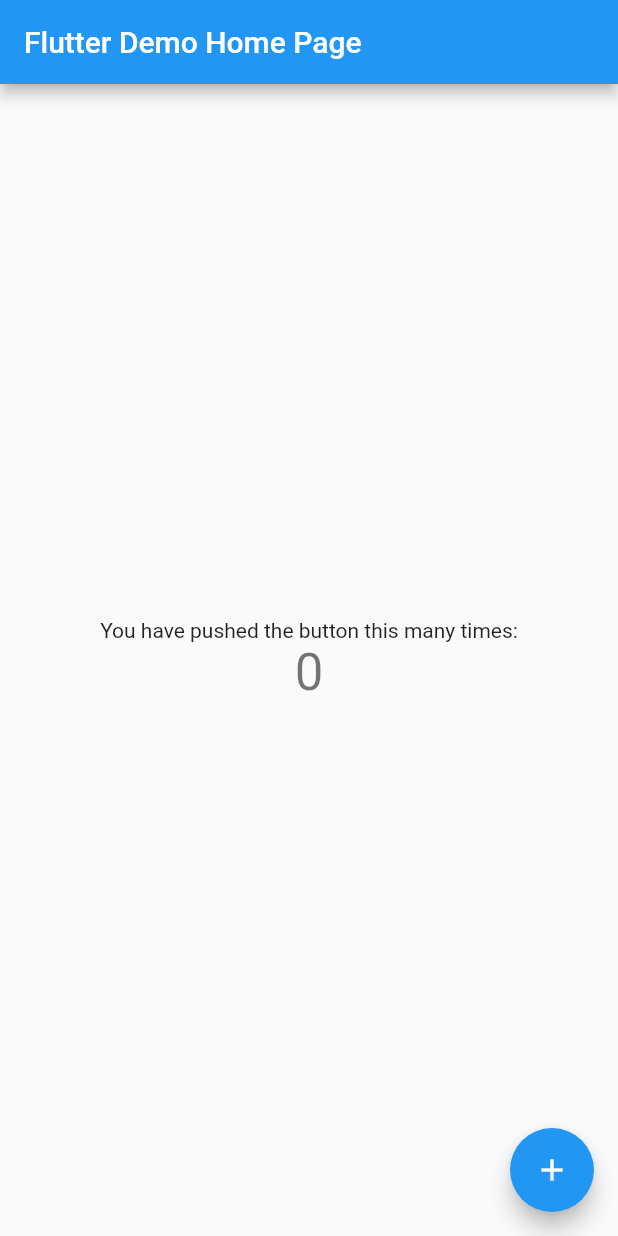
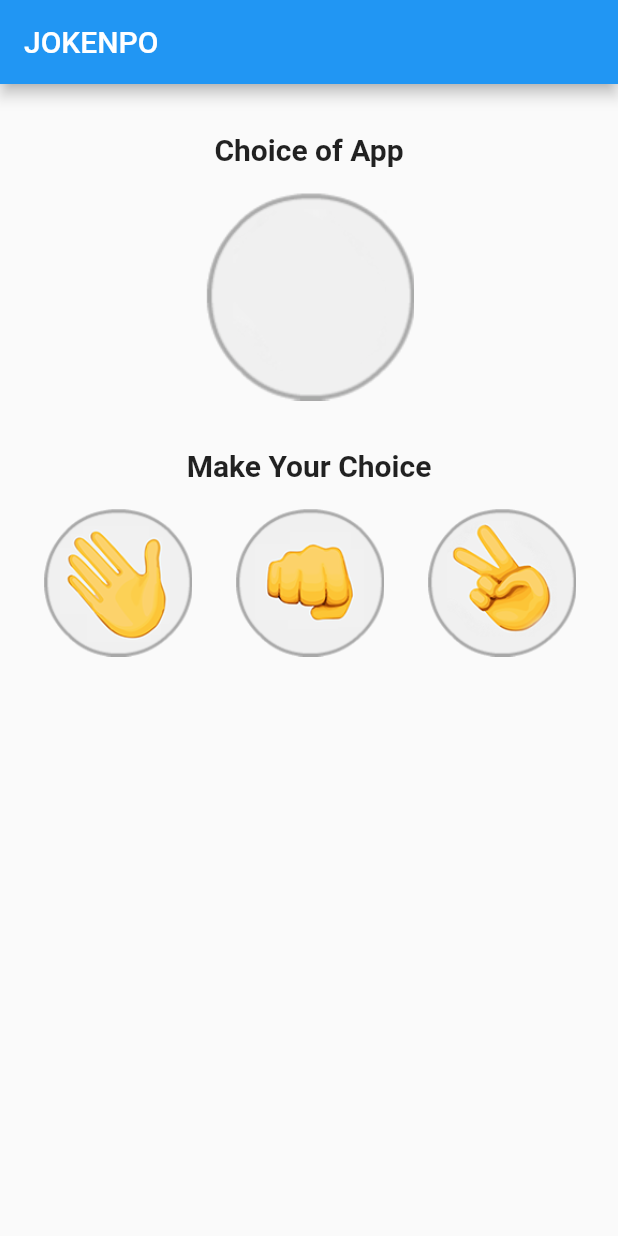
Before and after one commit to higorrocha/jokenpo_bt, a Flutter app: the screen it shows after launch, on a phone screen of 412 x 824 dp. Run offline on Flutter 3.47's test engine with Material 2 defaults, Android fonts, the phone set to English and light mode, and no system bars.

Commit message:
Creating interface

```diff
--- /dev/null
+++ b/lib/Game.dart
@@ -0,0 +1,56 @@
+import 'package:flutter/cupertino.dart';
+import 'package:flutter/material.dart';
+
+class Game extends StatefulWidget {
+  const Game({Key? key}) : super(key: key);
+
+  @override
+  _GameState createState() => _GameState();
+}
+
+class _GameState extends State<Game> {
+  @override
+  Widget build(BuildContext context) {
+    return Scaffold(
+      appBar: AppBar(
+        title: Text("JOKENPO"),
+      ),
+      body: Column(
+        crossAxisAlignment: CrossAxisAlignment.center,
+        children: [
+          Padding(
+              padding: EdgeInsets.only(top: 32, bottom: 16),
+            child: Text(
+              "Choice of App",
+              textAlign: TextAlign.center,
+              style: TextStyle(
+                fontSize: 20,
+                fontWeight: FontWeight.bold
+              ),
+            ),
+          ),
+          Image.asset("images/default.png"),
+          Padding(
+              padding: EdgeInsets.only(top: 32, bottom: 16),
+            child: Text(
+              "Make Your Choice",
+              textAlign: TextAlign.center,
+              style: TextStyle(
+                fontSize: 20,
+                fontWeight: FontWeight.bold
+              ),
+            ),
+          ),
+          Row(
+            mainAxisAlignment: MainAxisAlignment.spaceEvenly,
+            children: [
+              Image.asset("images/paper.png", height: 100),
+              Image.asset("images/rock.png", height: 100),
+              Image.asset("images/scissors.png", height: 100)
+            ],
+          )
+        ],
+      ),
+    );
+  }
+}
--- a/lib/main.dart
+++ b/lib/main.dart
@@ -1,113 +1,9 @@
 import 'package:flutter/material.dart';
+import 'package:jokenpo_bt/Game.dart';
 
-void main() {
-  runApp(MyApp());
+void main(){
+  runApp(MaterialApp(
+    home: Game(),
+    debugShowCheckedModeBanner: false,
+  ));
 }
-
-class MyApp extends StatelessWidget {
-  // This widget is the root of your application.
-  @override
-  Widget build(BuildContext context) {
-    return MaterialApp(
-      title: 'Flutter Demo',
-      theme: ThemeData(
-        // This is the theme of your application.
-        //
-        // Try running your application with "flutter run". You'll see the
-        // application has a blue toolbar. Then, without quitting the app, try
-        // changing the primarySwatch below to Colors.green and then invoke
-        // "hot reload" (press "r" in the console where you ran "flutter run",
-        // or simply save your changes to "hot reload" in a Flutter IDE).
-        // Notice that the counter didn't reset back to zero; the application
-        // is not restarted.
-        primarySwatch: Colors.blue,
-      ),
-      home: MyHomePage(title: 'Flutter Demo Home Page'),
-    );
-  }
-}
-
-class MyHomePage extends StatefulWidget {
-  MyHomePage({Key? key, required this.title}) : super(key: key);
-
-  // This widget is the home page of your application. It is stateful, meaning
-  // that it has a State object (defined below) that contains fields that affect
-  // how it looks.
-
-  // This class is the configuration for the state. It holds the values (in this
-  // case the title) provided by the parent (in this case the App widget) and
-  // used by the build method of the State. Fields in a Widget subclass are
-  // always marked "final".
-
-  final String title;
-
-  @override
-  _MyHomePageState createState() => _MyHomePageState();
-}
-
-class _MyHomePageState extends State<MyHomePage> {
-  int _counter = 0;
-
-  void _incrementCounter() {
-    setState(() {
-      // This call to setState tells the Flutter framework that something has
-      // changed in this State, which causes it to rerun the build method below
-      // so that the display can reflect the updated values. If we changed
-      // _counter without calling setState(), then the build method would not be
-      // called again, and so nothing would appear to happen.
-      _counter++;
-    });
-  }
-
-  @override
-  Widget build(BuildContext context) {
-    // This method is rerun every time setState is called, for instance as done
-    // by the _incrementCounter method above.
-    //
-    // The Flutter framework has been optimized to make rerunning build methods
-    // fast, so that you can just rebuild anything that needs updating rather
-    // than having to individually change instances of widgets.
-    return Scaffold(
-      appBar: AppBar(
-        // Here we take the value from the MyHomePage object that was created by
-        // the App.build method, and use it to set our appbar title.
-        title: Text(widget.title),
-      ),
-      body: Center(
-        // Center is a layout widget. It takes a single child and positions it
-        // in the middle of the parent.
-        child: Column(
-          // Column is also a layout widget. It takes a list of children and
-          // arranges them vertically. By default, it sizes itself to fit its
-          // children horizontally, and tries to be as tall as its parent.
-          //
-          // Invoke "debug painting" (press "p" in the console, choose the
-          // "Toggle Debug Paint" action from the Flutter Inspector in Android
-          // Studio, or the "Toggle Debug Paint" command in Visual Studio Code)
-          // to see the wireframe for each widget.
-          //
-          // Column has various properties to control how it sizes itself and
-          // how it positions its children. Here we use mainAxisAlignment to
-          // center the children vertically; the main axis here is the vertical
-          // axis because Columns are vertical (the cross axis would be
-          // horizontal).
-          mainAxisAlignment: MainAxisAlignment.center,
-          children: <Widget>[
-            Text(
-              'You have pushed the button this many times:',
-            ),
-            Text(
-              '$_counter',
-              style: Theme.of(context).textTheme.headline4,
-            ),
-          ],
-        ),
-      ),
-      floatingActionButton: FloatingActionButton(
-        onPressed: _incrementCounter,
-        tooltip: 'Increment',
-        child: Icon(Icons.add),
-      ), // This trailing comma makes auto-formatting nicer for build methods.
-    );
-  }
-}
--- a/pubspec.yaml
+++ b/pubspec.yaml
@@ -48,6 +48,11 @@ flutter:
   # assets:
   #   - images/a_dot_burr.jpeg
   #   - images/a_dot_ham.jpeg
+  assets:
+     - images/default.png
+     - images/paper.png
+     - images/rock.png
+     - images/scissors.png
 
   # An image asset can refer to one or more resolution-specific "variants", see
   # https://flutter.dev/assets-and-images/#resolution-aware.
```
Also changed, not shown: images/default.png (added), images/paper.png (added), images/rock.png (added), images/scissors.png (added), 1 other file.
